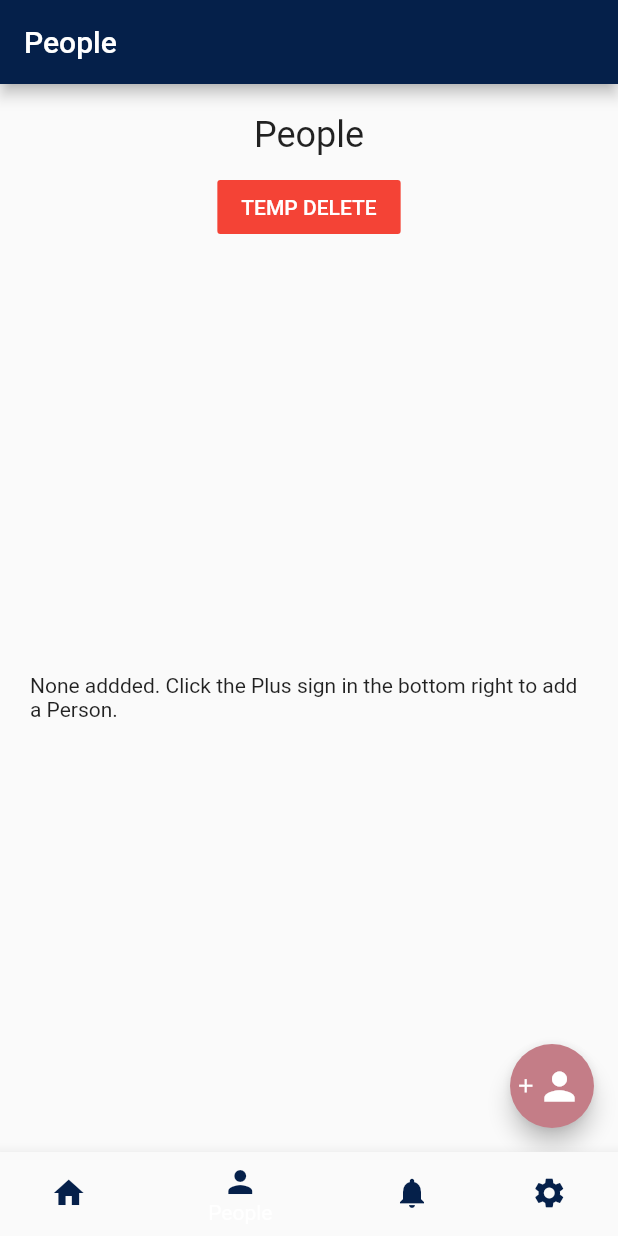
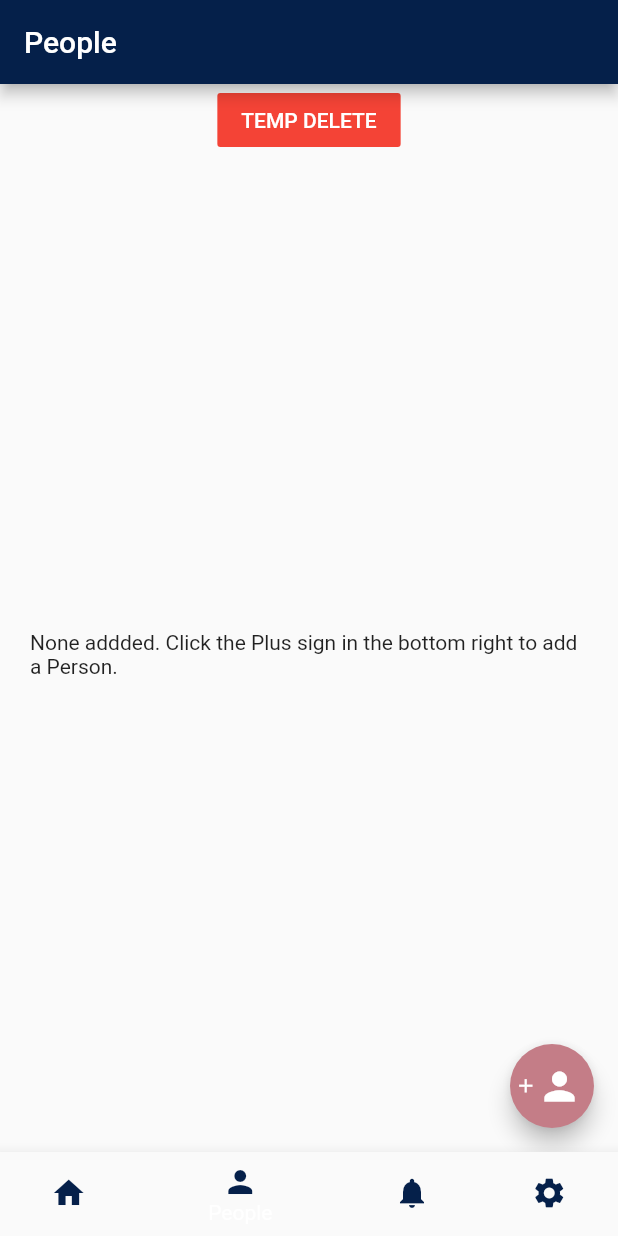
Before and after one commit to dran5447/GiftAssist, a Flutter app: the screen it shows after launch, item 2 of the bottom bar chosen, on a phone screen of 412 x 824 dp. Run offline on Flutter 3.47's test engine with Material 2 defaults, Android fonts, the phone set to English and light mode, and no system bars; our stand-ins replace flutter_speed_dial; generated files the repository leaves out were written again.

Commit message:
remove duplicate people text

```diff
--- a/lib/mainpages/people.dart
+++ b/lib/mainpages/people.dart
@@ -38,14 +38,6 @@ class PeopleState extends State<PeopleWidget>{
       body: Column(
         mainAxisAlignment: MainAxisAlignment.start,
         children: <Widget>[
-          Padding(
-            padding: EdgeInsets.only(top: 20, bottom: 10),
-            child: Text
-            (
-              'People',
-              style: Theme.of(context).textTheme.headline,
-            ),
-          ),
           FlatButton(
             color: Colors.red,
             textColor: Colors.white,
```
Also changed, not shown: 7 other files.
